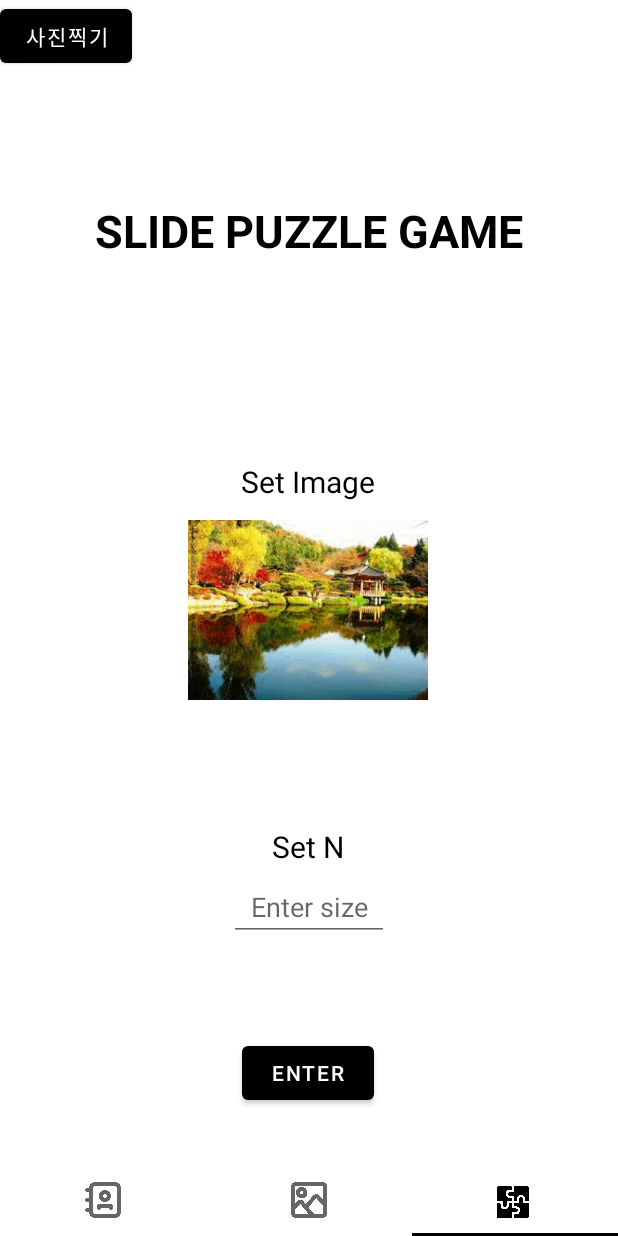
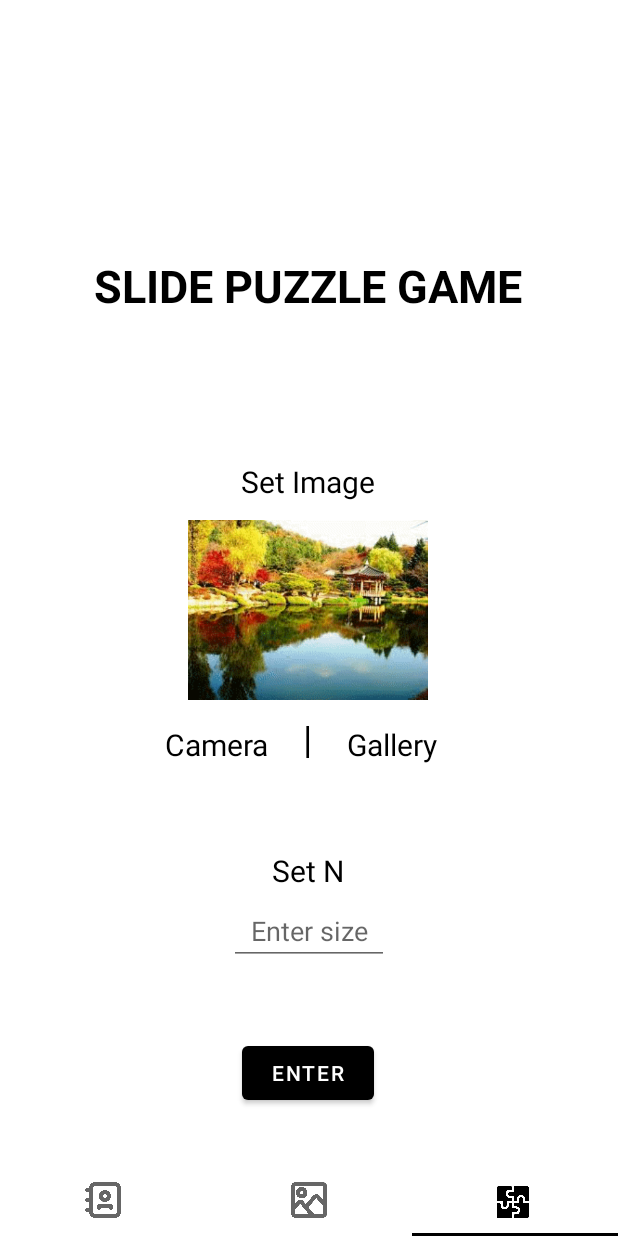
Before and after one commit to yeji63/MadCamp1, an Android app: the screen it shows after launch (MainActivity), item 3 of the bottom bar chosen, on a phone screen of 412 x 824 dp. Run offline under Robolectric (Android 15) with nearby library versions, the light colour scheme and no system bars; 2 statements that could not run were skipped.

Commit message:
tab3 camera 회전 해결

```diff
--- a/app/src/main/res/layout/fragment_3.xml
+++ b/app/src/main/res/layout/fragment_3.xml
@@ -11,6 +11,7 @@
         android:layout_width="match_parent"
         android:layout_height="match_parent">
 
+
         <TextView
             android:id="@+id/textView4"
             android:layout_width="wrap_content"
@@ -20,9 +21,10 @@
             android:textStyle="bold"
             app:layout_constraintBottom_toTopOf="@+id/textView2"
             app:layout_constraintEnd_toEndOf="parent"
+            app:layout_constraintHorizontal_bias="0.495"
             app:layout_constraintStart_toStartOf="parent"
-            app:layout_constraintTop_toTopOf="parent" />
-
+            app:layout_constraintTop_toTopOf="parent"
+            app:layout_constraintVertical_bias="0.637" />
 
         <TextView
             android:id="@+id/textView2"
@@ -41,24 +43,59 @@
             android:id="@+id/gameimg"
             android:layout_width="216dp"
             android:layout_height="120dp"
-            android:layout_marginBottom="84dp"
+            android:layout_marginBottom="100dp"
             app:layout_constraintBottom_toTopOf="@+id/textView3"
             app:layout_constraintEnd_toEndOf="parent"
             app:layout_constraintHorizontal_bias="0.497"
             app:layout_constraintStart_toStartOf="parent"
             tools:ignore="MissingConstraints" />
-        <Button
+
+        <TextView
+            android:id="@+id/textView5"
+            android:layout_width="wrap_content"
+            android:layout_height="wrap_content"
+            android:layout_marginTop="8dp"
+            android:text="|"
+            android:textSize="25dp"
+            app:layout_constraintEnd_toEndOf="parent"
+            app:layout_constraintHorizontal_bias="0.498"
+            app:layout_constraintStart_toStartOf="parent"
+            app:layout_constraintTop_toBottomOf="@+id/gameimg"
+            tools:ignore="MissingConstraints" />
+
+        <TextView
+            android:id="@+id/gallery"
+            android:layout_width="wrap_content"
+            android:layout_height="wrap_content"
+            android:layout_marginTop="16dp"
+            android:layout_marginLeft="5dp"
+            android:text="Gallery"
+            android:textSize="20dp"
+            app:layout_constraintEnd_toEndOf="parent"
+            app:layout_constraintHorizontal_bias="0.131"
+            app:layout_constraintStart_toEndOf="@+id/textView5"
+            app:layout_constraintTop_toBottomOf="@+id/gameimg"
+            tools:ignore="MissingConstraints" />
+
+        <TextView
             android:id="@+id/camera"
             android:layout_width="wrap_content"
             android:layout_height="wrap_content"
-            android:text="사진찍기"
+            android:layout_marginTop="16dp"
+            android:layout_marginRight="5dp"
+            android:text="Camera"
+            android:textSize="20dp"
+            app:layout_constraintEnd_toStartOf="@+id/textView5"
+            app:layout_constraintHorizontal_bias="0.862"
+            app:layout_constraintStart_toStartOf="parent"
+            app:layout_constraintTop_toBottomOf="@+id/gameimg"
             tools:ignore="MissingConstraints" />
 
         <EditText
             android:id="@+id/et_num"
             android:layout_width="wrap_content"
             android:layout_height="wrap_content"
-            android:layout_marginBottom="64dp"
+            android:layout_marginBottom="48dp"
             android:ems="5"
             android:gravity="center_horizontal"
             android:hint="Enter size"
```
Also changed, not shown: app/src/main/java/com/example/madcamp1/Fragment3.java (+45 -9 lines).
